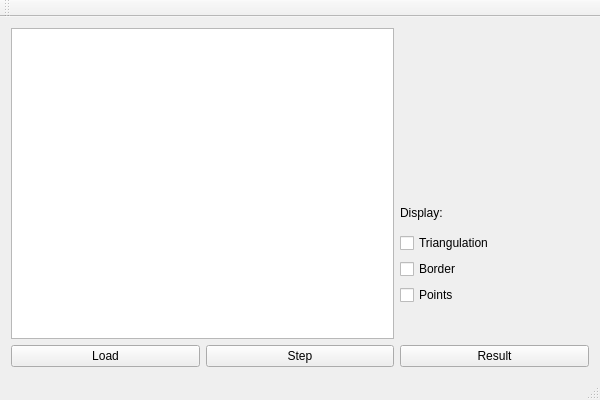
The window that Boissonnat/mainwindow.ui (wtrsltnk/kenai-uu3dmod) describes before a commit, drawn with Qt 5.
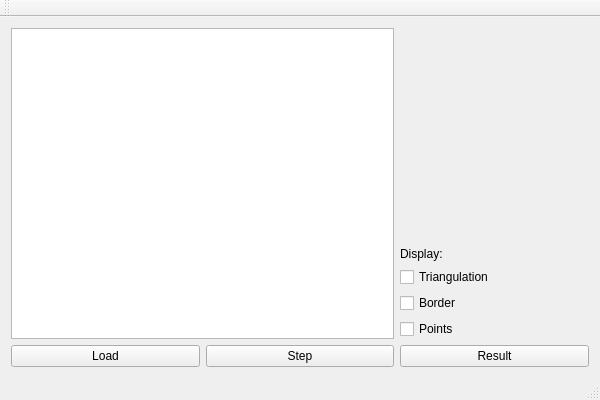
The same window after the commit.

What changed in the file:
```diff
--- a/Boissonnat/mainwindow.ui
+++ b/Boissonnat/mainwindow.ui
@@ -15,10 +15,51 @@
   </property>
   <widget class="QWidget" name="centralWidget">
    <layout class="QGridLayout" name="gridLayout">
-    <item row="0" column="0" rowspan="10" colspan="2">
+    <item row="0" column="0" rowspan="5" colspan="2">
      <widget class="QGraphicsView" name="graphicsView"/>
     </item>
-    <item row="11" column="0">
+    <item row="0" column="2">
+     <spacer name="verticalSpacer">
+      <property name="orientation">
+       <enum>Qt::Vertical</enum>
+      </property>
+      <property name="sizeHint" stdset="0">
+       <size>
+        <width>20</width>
+        <height>179</height>
+       </size>
+      </property>
+     </spacer>
+    </item>
+    <item row="1" column="2">
+     <widget class="QLabel" name="labelDisplay">
+      <property name="text">
+       <string>Display:</string>
+      </property>
+     </widget>
+    </item>
+    <item row="2" column="2">
+     <widget class="QCheckBox" name="cbxTriangulation">
+      <property name="text">
+       <string>Triangulation</string>
+      </property>
+     </widget>
+    </item>
+    <item row="3" column="2">
+     <widget class="QCheckBox" name="cbxBorder">
+      <property name="text">
+       <string>Border</string>
+      </property>
+     </widget>
+    </item>
+    <item row="4" column="2">
+     <widget class="QCheckBox" name="cbxPoints">
+      <property name="text">
+       <string>Points</string>
+      </property>
+     </widget>
+    </item>
+    <item row="5" column="0">
      <widget class="QPushButton" name="buttonLoad">
       <property name="text">
        <string>Load</string>
@@ -28,48 +69,20 @@
       </property>
      </widget>
     </item>
-    <item row="11" column="1">
+    <item row="5" column="1">
      <widget class="QPushButton" name="buttonStep">
       <property name="text">
        <string>Step</string>
       </property>
      </widget>
     </item>
-    <item row="11" column="2">
+    <item row="5" column="2">
      <widget class="QPushButton" name="buttonResult">
       <property name="text">
        <string>Result</string>
       </property>
      </widget>
     </item>
-    <item row="6" column="2">
-     <widget class="QCheckBox" name="cbxTriangulation">
-      <property name="text">
-       <string>Triangulation</string>
-      </property>
-     </widget>
-    </item>
-    <item row="7" column="2">
-     <widget class="QCheckBox" name="cbxBorder">
-      <property name="text">
-       <string>Border</string>
-      </property>
-     </widget>
-    </item>
-    <item row="8" column="2">
-     <widget class="QCheckBox" name="cbxPoints">
-      <property name="text">
-       <string>Points</string>
-      </property>
-     </widget>
-    </item>
-    <item row="5" column="2">
-     <widget class="QLabel" name="labelDisplay">
-      <property name="text">
-       <string>Display:</string>
-      </property>
-     </widget>
-    </item>
    </layout>
   </widget>
   <widget class="QMenuBar" name="menuBar">
@@ -78,7 +91,7 @@
      <x>0</x>
      <y>0</y>
      <width>600</width>
-     <height>21</height>
+     <height>25</height>
     </rect>
    </property>
   </widget>
```
